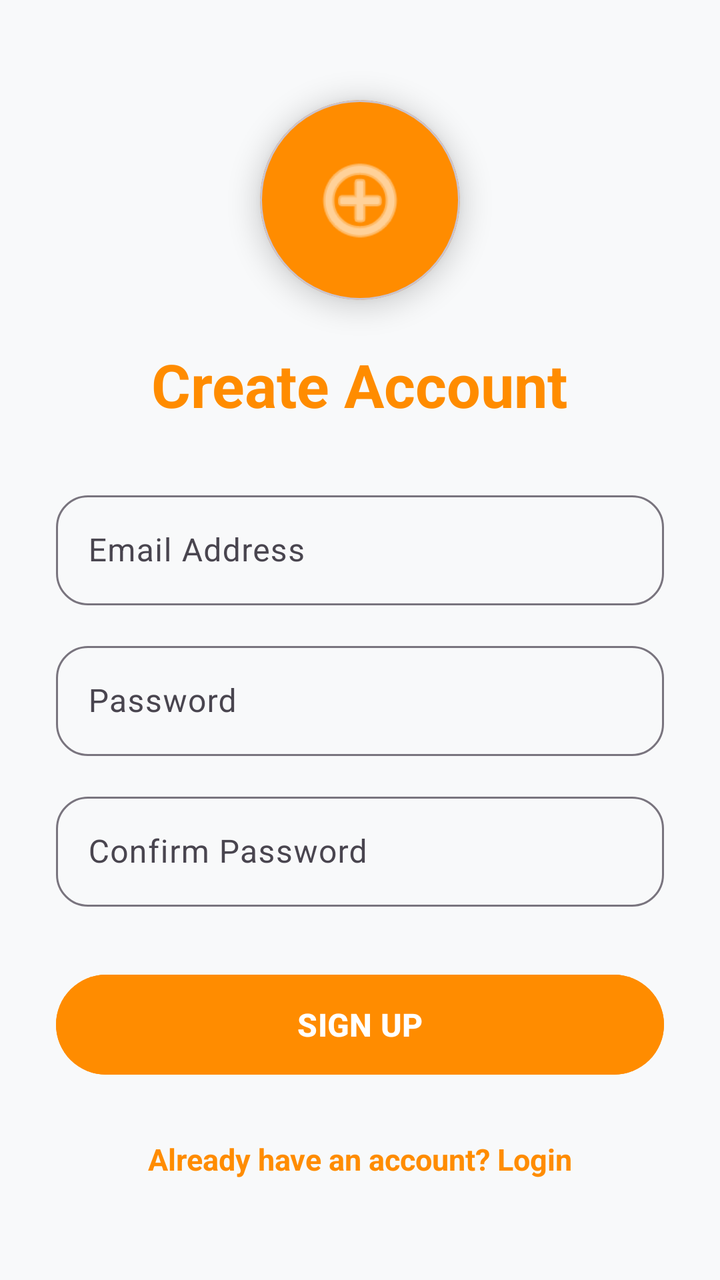
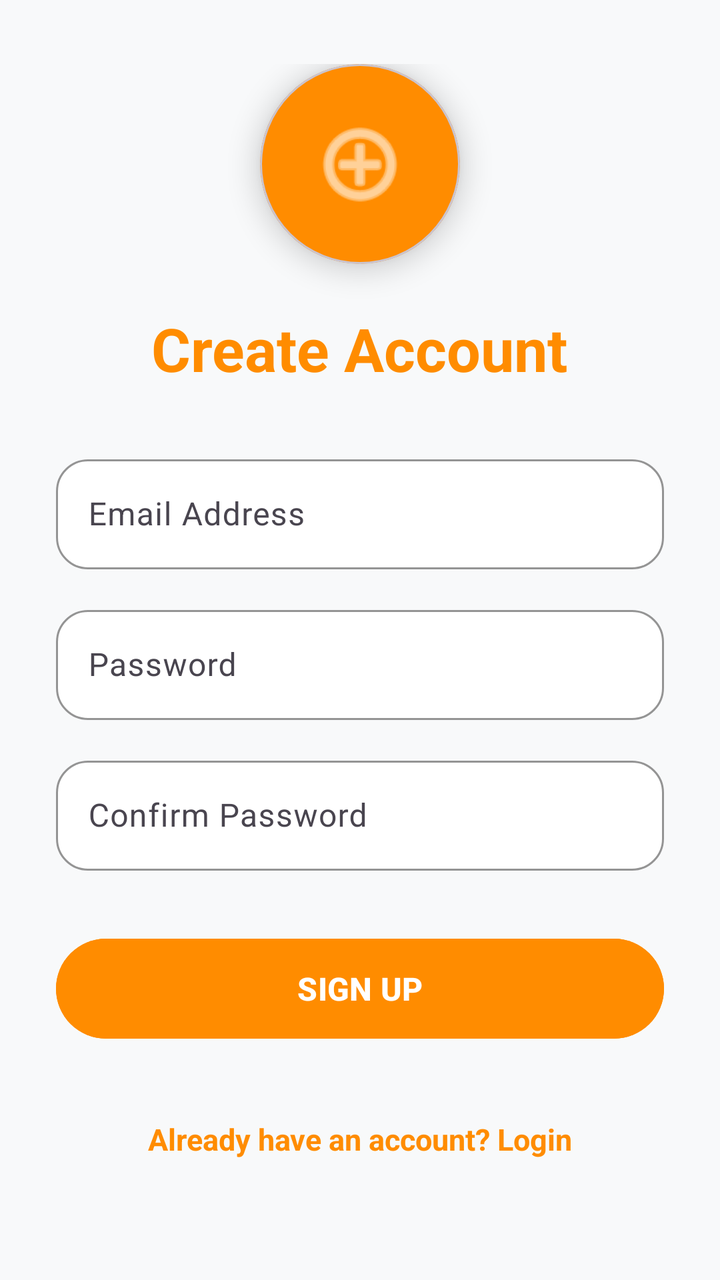

Two renders of the same Android screen: before a commit and after it. Below are the layout's source before the change and the commit's diff.
<!-- AndroidManifest.xml: application theme Theme.Job3 -->
<!-- res/layout/activity_sign_up.xml -->
<?xml version="1.0" encoding="utf-8"?>
<LinearLayout
    xmlns:android="http://schemas.android.com/apk/res/android"
    xmlns:app="http://schemas.android.com/apk/res-auto"

    android:layout_width="match_parent"
    android:layout_height="match_parent"

    android:orientation="vertical"
    android:gravity="center"

    android:padding="28dp"
    android:background="#F8F9FA">


    

    <com.google.android.material.card.MaterialCardView

        android:layout_width="100dp"
        android:layout_height="100dp"

        app:cardCornerRadius="50dp"
        app:cardElevation="8dp"

        android:backgroundTint="@color/orange">


        <ImageView

            android:layout_width="match_parent"
            android:layout_height="match_parent"

            android:src="@android:drawable/ic_menu_add"

            android:tint="@color/white"

            android:padding="25dp"

            android:contentDescription="Create account"/>


    </com.google.android.material.card.MaterialCardView>





    

    <TextView

        android:layout_width="wrap_content"
        android:layout_height="wrap_content"

        android:text="Create Account"

        android:textSize="30sp"

        android:textStyle="bold"

        android:textColor="@color/orange"

        android:layout_marginTop="22dp"

        android:layout_marginBottom="30dp"/>







    

    <com.google.android.material.textfield.TextInputLayout

        android:layout_width="match_parent"
        android:layout_height="wrap_content"

        app:boxCornerRadiusTopStart="16dp"
        app:boxCornerRadiusTopEnd="16dp"
        app:boxCornerRadiusBottomStart="16dp"
        app:boxCornerRadiusBottomEnd="16dp">


        <com.google.android.material.textfield.TextInputEditText

            android:id="@+id/etEmail"

            android:layout_width="match_parent"

            android:layout_height="55dp"

            android:hint="Email Address"

            android:inputType="textEmailAddress"

            android:textSize="16sp"/>


    </com.google.android.material.textfield.TextInputLayout>







    

    <com.google.android.material.textfield.TextInputLayout

        android:layout_width="match_parent"

        android:layout_height="wrap_content"

        android:layout_marginTop="15dp"

        app:boxCornerRadiusTopStart="16dp"
        app:boxCornerRadiusTopEnd="16dp"
        app:boxCornerRadiusBottomStart="16dp"
        app:boxCornerRadiusBottomEnd="16dp">


        <com.google.android.material.textfield.TextInputEditText

            android:id="@+id/etPassword"

            android:layout_width="match_parent"

            android:layout_height="55dp"

            android:hint="Password"

            android:inputType="textPassword"

            android:textSize="16sp"/>


    </com.google.android.material.textfield.TextInputLayout>







    

    <com.google.android.material.textfield.TextInputLayout

        android:layout_width="match_parent"

        android:layout_height="wrap_content"

        android:layout_marginTop="15dp"

        app:boxCornerRadiusTopStart="16dp"
        app:boxCornerRadiusTopEnd="16dp"
        app:boxCornerRadiusBottomStart="16dp"
        app:boxCornerRadiusBottomEnd="16dp">


        <com.google.android.material.textfield.TextInputEditText

            android:id="@+id/etConfirmPassword"

            android:layout_width="match_parent"

            android:layout_height="55dp"

            android:hint="Confirm Password"

            android:inputType="textPassword"

            android:textSize="16sp"/>


    </com.google.android.material.textfield.TextInputLayout>









    

    <com.google.android.material.button.MaterialButton

        android:id="@+id/btnSignUp"

        android:layout_width="match_parent"

        android:layout_height="58dp"

        android:text="SIGN UP"

        android:textSize="16sp"

        android:textStyle="bold"

        android:textColor="@color/white"

        android:layout_marginTop="30dp"

        android:backgroundTint="@color/orange"

        app:cornerRadius="30dp"/>







    

    <TextView

        android:id="@+id/tvLogin"

        android:layout_width="wrap_content"

        android:layout_height="wrap_content"

        android:text="Already have an account? Login"

        android:textColor="@color/orange"

        android:textStyle="bold"

        android:textSize="15sp"

        android:layout_marginTop="28dp"/>



</LinearLayout>
<!-- resources referenced by this layout -->
<resources>
  <color name="orange">#FF8C00</color>
  <color name="white">#FFFFFF</color>
  <style name="Theme.Job3" parent="Base.Theme.Job3" />
  <style name="Base.Theme.Job3" parent="Theme.Material3.DayNight.NoActionBar">
          
          
      </style>
</resources>

<!-- the commit's change to res/layout/activity_sign_up.xml (unified diff, before → after) -->
@@ -1,242 +1,235 @@
 <?xml version="1.0" encoding="utf-8"?>
-<LinearLayout
+<ScrollView
     xmlns:android="http://schemas.android.com/apk/res/android"
     xmlns:app="http://schemas.android.com/apk/res-auto"
 
     android:layout_width="match_parent"
     android:layout_height="match_parent"
 
-    android:orientation="vertical"
-    android:gravity="center"
-
-    android:padding="28dp"
-    android:background="#F8F9FA">
-
-
-    
-
-    <com.google.android.material.card.MaterialCardView
-
-        android:layout_width="100dp"
-        android:layout_height="100dp"
-
-        app:cardCornerRadius="50dp"
-        app:cardElevation="8dp"
-
-        android:backgroundTint="@color/orange">
-
-
-        <ImageView
-
-            android:layout_width="match_parent"
-            android:layout_height="match_parent"
-
-            android:src="@android:drawable/ic_menu_add"
-
-            android:tint="@color/white"
-
-            android:padding="25dp"
-
-            android:contentDescription="Create account"/>
-
-
-    </com.google.android.material.card.MaterialCardView>
-
-
-
-
-
-    
-
-    <TextView
-
-        android:layout_width="wrap_content"
-        android:layout_height="wrap_content"
-
-        android:text="Create Account"
-
-        android:textSize="30sp"
-
-        android:textStyle="bold"
-
-        android:textColor="@color/orange"
-
-        android:layout_marginTop="22dp"
-
-        android:layout_marginBottom="30dp"/>
-
-
-
-
-
-
-
-    
-
-    <com.google.android.material.textfield.TextInputLayout
-
+    android:fillViewport="true"
+    android:background="@color/background"
+    android:clipToPadding="false">
+
+    <LinearLayout
         android:layout_width="match_parent"
         android:layout_height="wrap_content"
 
-        app:boxCornerRadiusTopStart="16dp"
-        app:boxCornerRadiusTopEnd="16dp"
-        app:boxCornerRadiusBottomStart="16dp"
-        app:boxCornerRadiusBottomEnd="16dp">
-
-
-        <com.google.android.material.textfield.TextInputEditText
-
-            android:id="@+id/etEmail"
-
-            android:layout_width="match_parent"
-
-            android:layout_height="55dp"
+        android:orientation="vertical"
+        android:gravity="center_horizontal"
+
+        android:paddingStart="28dp"
+        android:paddingEnd="28dp"
+        android:paddingTop="32dp"
+        android:paddingBottom="32dp">
+
+        
+
+        <com.google.android.material.card.MaterialCardView
+            android:layout_width="100dp"
+            android:layout_height="100dp"
+
+            app:cardCornerRadius="50dp"
+            app:cardElevation="8dp"
+
+            android:backgroundTint="@color/orange">
+
+            <ImageView
+                android:layout_width="match_parent"
+                android:layout_height="match_parent"
+
+                android:src="@android:drawable/ic_menu_add"
+                android:tint="@color/white"
+
+                android:padding="25dp"
+
+                android:contentDescription="Create account"/>
+        </com.google.android.material.card.MaterialCardView>
+
+
+        
+
+        <TextView
+            android:layout_width="wrap_content"
+            android:layout_height="wrap_content"
+
+            android:text="Create Account"
+
+            android:textSize="30sp"
+            android:textStyle="bold"
+
+            android:textColor="@color/orange"
+
+            android:layout_marginTop="22dp"
+            android:layout_marginBottom="30dp"/>
+
+
+        
+
+        <com.google.android.material.textfield.TextInputLayout
+            android:layout_width="match_parent"
+            android:layout_height="wrap_content"
 
             android:hint="Email Address"
 
-            android:inputType="textEmailAddress"
-
-            android:textSize="16sp"/>
-
-
-    </com.google.android.material.textfield.TextInputLayout>
-
-
-
-
-
-
-
-    
-
-    <com.google.android.material.textfield.TextInputLayout
-
-        android:layout_width="match_parent"
-
-        android:layout_height="wrap_content"
-
-        android:layout_marginTop="15dp"
-
-        app:boxCornerRadiusTopStart="16dp"
-        app:boxCornerRadiusTopEnd="16dp"
-        app:boxCornerRadiusBottomStart="16dp"
-        app:boxCornerRadiusBottomEnd="16dp">
-
-
-        <com.google.android.material.textfield.TextInputEditText
-
-            android:id="@+id/etPassword"
-
-            android:layout_width="match_parent"
-
-            android:layout_height="55dp"
+            app:boxBackgroundMode="outline"
+            app:boxBackgroundColor="@color/white"
+
+            app:boxCornerRadiusTopStart="16dp"
+            app:boxCornerRadiusTopEnd="16dp"
+            app:boxCornerRadiusBottomStart="16dp"
+            app:boxCornerRadiusBottomEnd="16dp"
+
+            app:boxStrokeColor="@color/orange">
+
+            <com.google.android.material.textfield.TextInputEditText
+                android:id="@+id/etEmail"
+
+                android:layout_width="match_parent"
+                android:layout_height="55dp"
+
+                android:inputType="textEmailAddress"
+
+                android:maxLines="1"
+                android:singleLine="true"
+
+                android:textColor="@color/black"
+                android:textColorHint="@color/dark_text"
+                android:textSize="16sp"/>
+        </com.google.android.material.textfield.TextInputLayout>
+
+
+        
+
+        <com.google.android.material.textfield.TextInputLayout
+            android:layout_width="match_parent"
+            android:layout_height="wrap_content"
+
+            android:layout_marginTop="15dp"
 
             android:hint="Password"
 
-            android:inputType="textPassword"
-
-            android:textSize="16sp"/>
-
-
-    </com.google.android.material.textfield.TextInputLayout>
-
-
-
-
-
-
-
-    
-
-    <com.google.android.material.textfield.TextInputLayout
-
-        android:layout_width="match_parent"
-
-        android:layout_height="wrap_content"
-
-        android:layout_marginTop="15dp"
-
-        app:boxCornerRadiusTopStart="16dp"
-        app:boxCornerRadiusTopEnd="16dp"
-        app:boxCornerRadiusBottomStart="16dp"
-        app:boxCornerRadiusBottomEnd="16dp">
-
-
-        <com.google.android.material.textfield.TextInputEditText
-
-            android:id="@+id/etConfirmPassword"
-
-            android:layout_width="match_parent"
-
-            android:layout_height="55dp"
+            app:boxBackgroundMode="outline"
+            app:boxBackgroundColor="@color/white"
+            app:boxCornerRadiusTopStart="16dp"
+            app:boxCornerRadiusTopEnd="16dp"
+            app:boxCornerRadiusBottomStart="16dp"
+            app:boxCornerRadiusBottomEnd="16dp"
+
+            app:boxStrokeColor="@color/orange">
+
+            <com.google.android.material.textfield.TextInputEditText
+                android:id="@+id/etPassword"
+
+                android:layout_width="match_parent"
+                android:layout_height="55dp"
+
+                android:inputType="textPassword"
+
+                android:maxLines="1"
+                android:singleLine="true"
+
+                android:textColor="@color/black"
+                android:textColorHint="@color/dark_text"
+                android:textSize="16sp"/>
+        </com.google.android.material.textfield.TextInputLayout>
+
+
+        
+
+        <com.google.android.material.textfield.TextInputLayout
+            android:layout_width="match_parent"
+            android:layout_height="wrap_content"
+
+            android:layout_marginTop="15dp"
 
             android:hint="Confirm Password"
 
-            android:inputType="textPassword"
-
-            android:textSize="16sp"/>
-
-
-    </com.google.android.material.textfield.TextInputLayout>
-
-
-
-
-
-
-
-
-
-    
-
-    <com.google.android.material.button.MaterialButton
-
-        android:id="@+id/btnSignUp"
-
-        android:layout_width="match_parent"
-
-        android:layout_height="58dp"
-
-        android:text="SIGN UP"
-
-        android:textSize="16sp"
-
-        android:textStyle="bold"
-
-        android:textColor="@color/white"
-
-        android:layout_marginTop="30dp"
-
-        android:backgroundTint="@color/orange"
-
-        app:cornerRadius="30dp"/>
-
-
-
-
-
-
-
-    
-
-    <TextView
-
-        android:id="@+id/tvLogin"
-
-        android:layout_width="wrap_content"
-
-        android:layout_height="wrap_content"
-
-        android:text="Already have an account? Login"
-
-        android:textColor="@color/orange"
-
-        android:textStyle="bold"
-
-        android:textSize="15sp"
-
-        android:layout_marginTop="28dp"/>
-
-
-
-</LinearLayout>
+            app:boxBackgroundMode="outline"
+            app:boxBackgroundColor="@color/white"
+            app:boxCornerRadiusTopStart="16dp"
+            app:boxCornerRadiusTopEnd="16dp"
+            app:boxCornerRadiusBottomStart="16dp"
+            app:boxCornerRadiusBottomEnd="16dp"
+
+            app:boxStrokeColor="@color/orange">
+
+            <com.google.android.material.textfield.TextInputEditText
+                android:id="@+id/etConfirmPassword"
+
+                android:layout_width="match_parent"
+                android:layout_height="55dp"
+
+                android:inputType="textPassword"
+
+                android:maxLines="1"
+                android:singleLine="true"
+
+                android:textColor="@color/black"
+                android:textColorHint="@color/dark_text"
+                android:textSize="16sp"/>
+        </com.google.android.material.textfield.TextInputLayout>
+
+
+        
+
+        <com.google.android.material.button.MaterialButton
+            android:id="@+id/btnSignUp"
+
+            android:layout_width="match_parent"
+            android:layout_height="58dp"
+
+            android:text="SIGN UP"
+
+            android:textSize="16sp"
+            android:textStyle="bold"
+
+            android:textColor="@color/white"
+
+            android:layout_marginTop="30dp"
+
+            android:backgroundTint="@color/orange"
+
+            app:cornerRadius="30dp"/>
+
+
+        
+
+        <ProgressBar
+            android:id="@+id/progressBar"
+
+            android:layout_width="wrap_content"
+            android:layout_height="wrap_content"
+
+            android:layout_marginTop="20dp"
+
+            android:visibility="gone"
+
+            android:indeterminateTint="@color/orange"/>
+
+
+        
+
+        <TextView
+            android:id="@+id/tvLogin"
+
+            android:layout_width="wrap_content"
+            android:layout_height="wrap_content"
+
+            android:text="Already have an account? Login"
+
+            android:textColor="@color/orange"
+
+            android:textStyle="bold"
+
+            android:textSize="15sp"
+
+            android:layout_marginTop="28dp"
+
+            android:padding="8dp"
+
+            android:clickable="true"
+            android:focusable="true"/>
+
+    </LinearLayout>
+
+</ScrollView>
<!-- resource entries referenced after the edit -->
@@ -1,5 +1,8 @@
 <!-- resources referenced by this layout -->
 <resources>
+  <color name="background">#F8F9FA</color>
+  <color name="black">#FF000000</color>
+  <color name="dark_text">#333333</color>
   <color name="orange">#FF8C00</color>
   <color name="white">#FFFFFF</color>
   <style name="Theme.Job3" parent="Base.Theme.Job3" />
